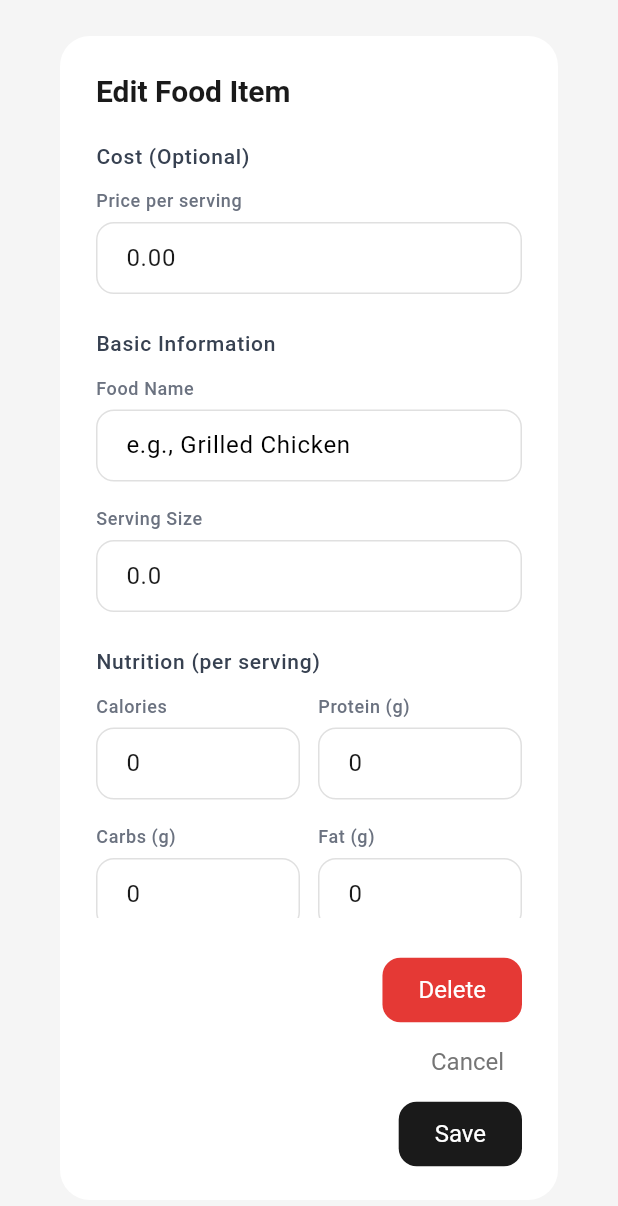
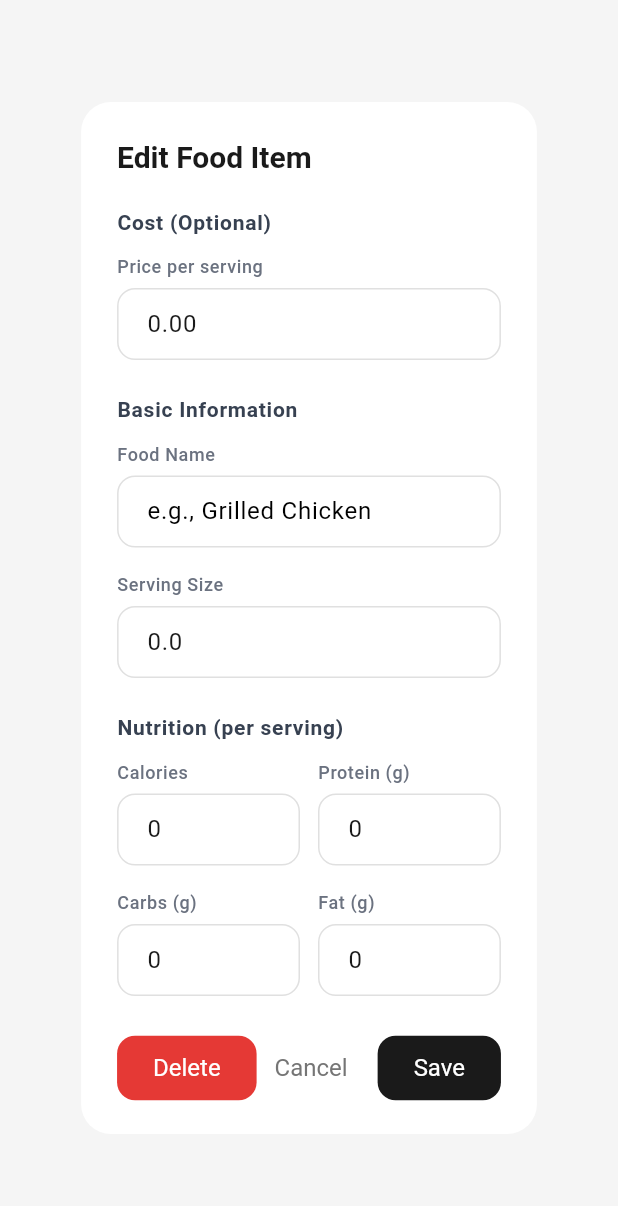
Before and after one commit to siho1117/food_cal, a Flutter app: the QuickEditFoodDialog widget shown alone on an empty page, opened directly with empty values, on a phone screen of 412 x 824 dp. Shown: the top 1206 px of the screen. Run offline on Flutter 3.47's test engine with Material 3 defaults, Android fonts, the phone set to English and light mode, and no system bars; our stand-ins replace camera, flutter_dotenv, flutter_image_compress, image_gallery_saver, image_picker, shared_preferences; accounts and stored records are empty.

Commit message:
Your commit message here

```diff
--- a/lib/widgets/home/quick_edit_food_dialog.dart
+++ b/lib/widgets/home/quick_edit_food_dialog.dart
@@ -94,7 +94,7 @@ class _QuickEditFoodDialogState extends State<QuickEditFoodDialog> {
 
             const SizedBox(height: 24),
 
-            // Basic Information (no unit field)
+            // Basic Information
             _buildSectionLabel('Basic Information'),
             const SizedBox(height: 12),
             _buildInputField(
@@ -180,8 +180,11 @@ class _QuickEditFoodDialogState extends State<QuickEditFoodDialog> {
         ),
       ),
 
+      // ✅ ALL ACTIONS ON ONE LINE
       actions: [
-        // Delete button at far left
+        Row(
+          children: [
+            // Delete button (left-aligned)
             FilledButton(
               onPressed: _isLoading ? null : _handleDelete,
               style: AppDialogTheme.destructiveButtonStyle,
@@ -206,14 +209,18 @@ class _QuickEditFoodDialogState extends State<QuickEditFoodDialog> {
               child: Text(_isLoading ? 'Saving...' : 'Save'),
             ),
           ],
+        ),
+      ],
     );
   }
 
+  // ✅ BOLD SECTION HEADERS
   Widget _buildSectionLabel(String text) {
     return Text(
       text,
       style: AppTypography.labelMedium.copyWith(
         color: const Color(0xFF374151),
+        fontWeight: FontWeight.bold, // ✅ BOLD
       ),
     );
   }
```
Lines whose indentation alone changed are shown as unchanged.
